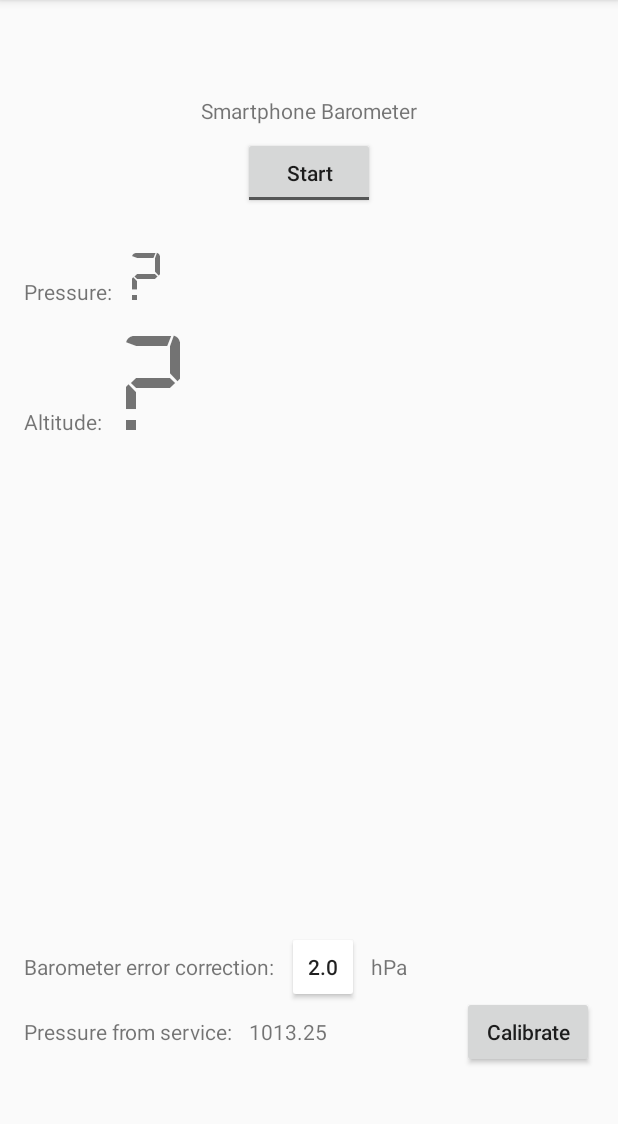
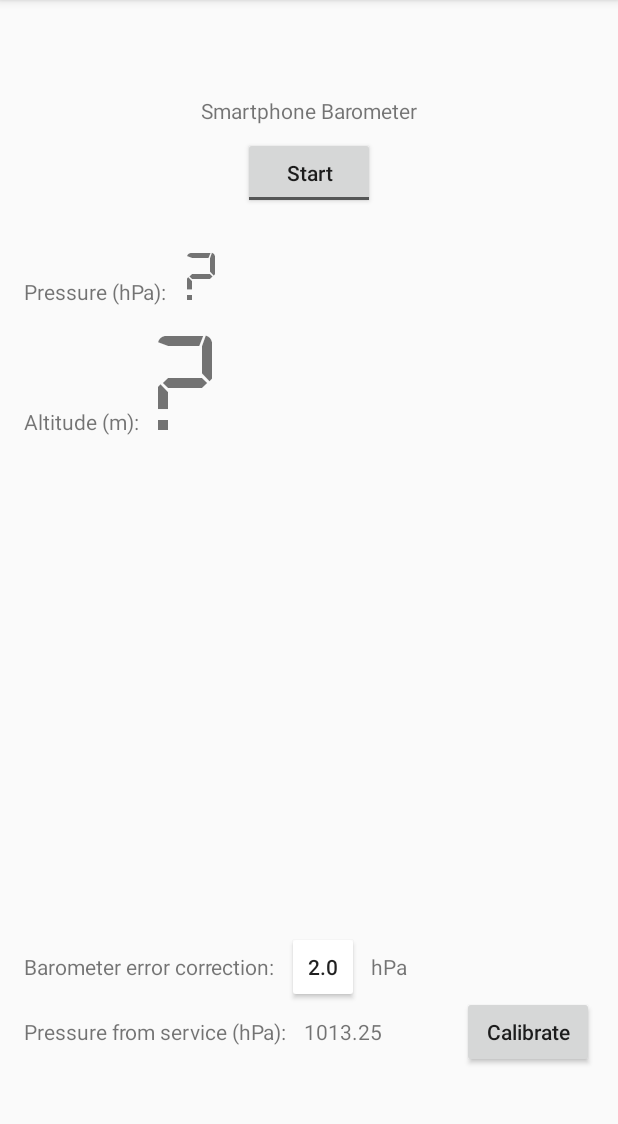
Before and after one commit to joansansam/PressureAltimeter, an Android app: the screen it shows after launch (MainActivity), on a phone screen of 412 x 824 dp, the part 84-1208 px from its top. Run offline under Robolectric (Android 15) with nearby library versions, the phone set to English and light mode, and no system bars.

Commit message:
Added units in pressure and height textviews

```diff
--- a/app/src/main/res/layout/activity_main.xml
+++ b/app/src/main/res/layout/activity_main.xml
@@ -10,7 +10,7 @@
         android:layout_width="wrap_content"
         android:layout_height="wrap_content"
         android:layout_marginStart="16dp"
-        android:text="Pressure from service: "
+        android:text="Pressure from service (hPa): "
         app:layout_constraintBaseline_toBaselineOf="@+id/call_service_btn"
         app:layout_constraintStart_toStartOf="parent" />
 
@@ -65,7 +65,7 @@
         android:layout_width="wrap_content"
         android:layout_height="wrap_content"
         android:layout_marginStart="16dp"
-        android:text="Pressure: "
+        android:text="Pressure (hPa): "
         app:layout_constraintBaseline_toBaselineOf="@+id/pressure_baro_tv"
         app:layout_constraintStart_toStartOf="parent" />
 
@@ -85,7 +85,7 @@
         android:layout_width="wrap_content"
         android:layout_height="wrap_content"
         android:layout_marginStart="16dp"
-        android:text="Altitude: "
+        android:text="Altitude (m):"
         app:layout_constraintBaseline_toBaselineOf="@+id/altitude_baro_tv"
         app:layout_constraintStart_toStartOf="parent" />
 
```
